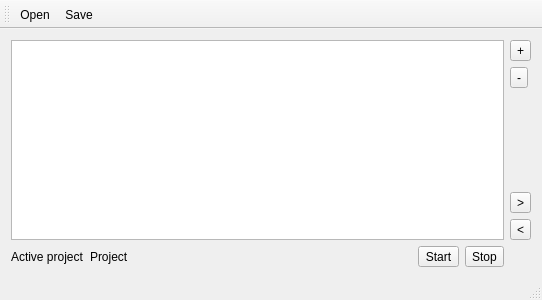
hheld/TimeLogger, file MainWindow.ui: the form before one commit.
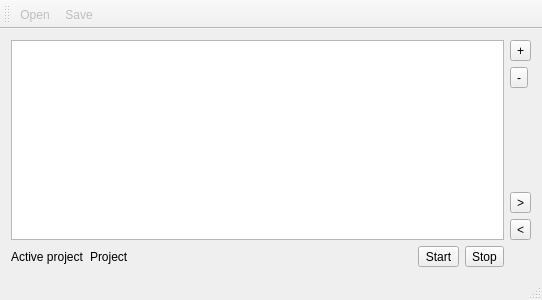
The form after the commit. Custom widgets are drawn as their Qt base class.

The edit to the form file:
```diff
--- a/MainWindow.ui
+++ b/MainWindow.ui
@@ -140,6 +140,9 @@
   </widget>
   <widget class="QStatusBar" name="statusBar"/>
   <action name="actionSave">
+   <property name="enabled">
+    <bool>false</bool>
+   </property>
    <property name="text">
     <string>Save ...</string>
    </property>
@@ -148,6 +151,9 @@
    </property>
   </action>
   <action name="actionOpen">
+   <property name="enabled">
+    <bool>false</bool>
+   </property>
    <property name="text">
     <string>Open ...</string>
    </property>
```
Left out of the diff: 6 changed lines with no effect on the pictures.
